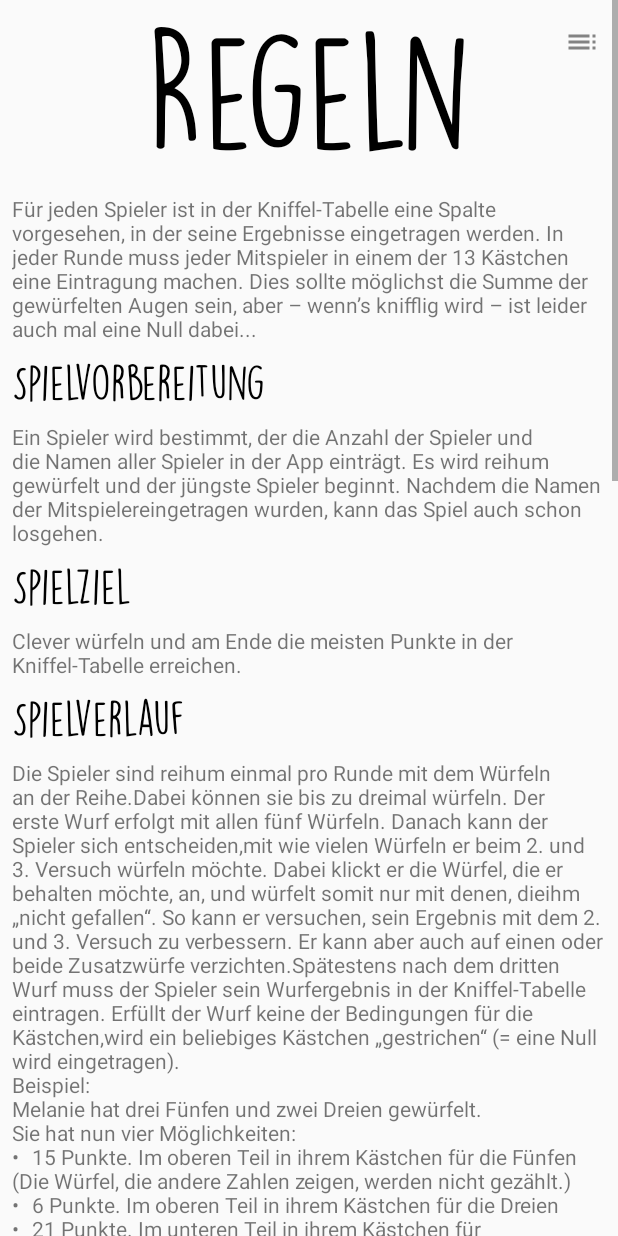
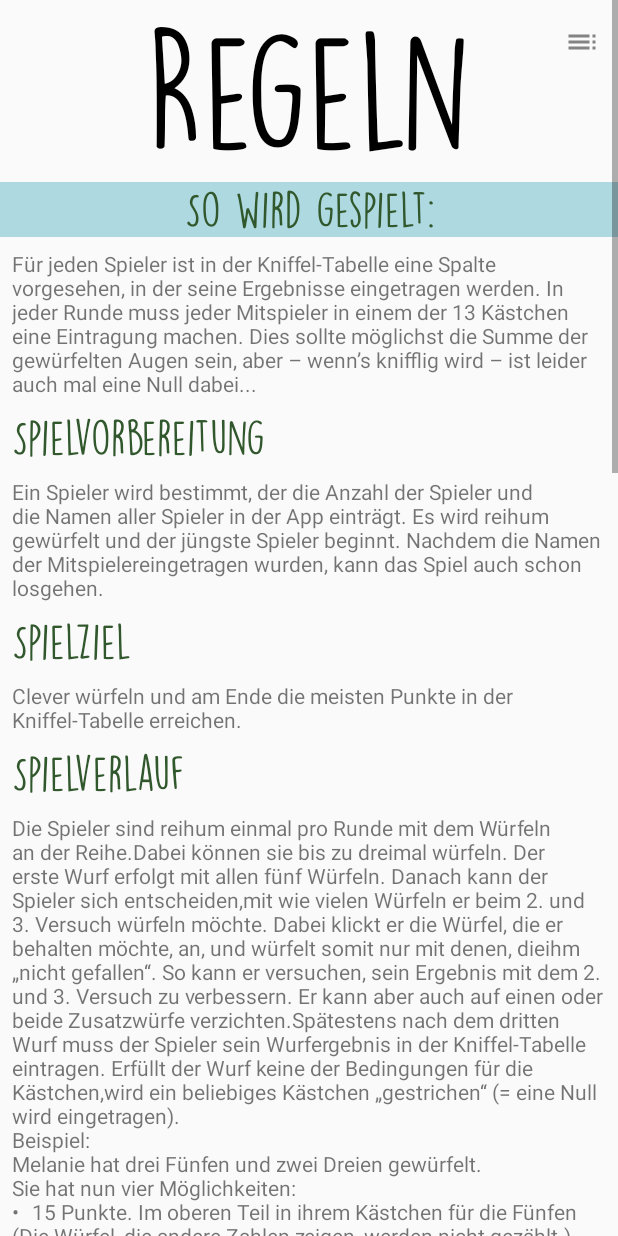
Before and after one commit to UniRegensburg/abschlussprojekte-mobile-apps-fur-android-yahtzee-5, an Android app: the Rules screen opened directly, with no data from a screen before it, on a phone screen of 412 x 824 dp. Run offline under Robolectric (Android 15) with nearby library versions, the phone set to English and light mode, and no system bars.

Commit message:
Layout_Rules_update

```diff
--- a/app/src/main/res/layout/rules.xml
+++ b/app/src/main/res/layout/rules.xml
@@ -35,6 +35,23 @@
                 app:layout_constraintTop_toBottomOf="@+id/burgermenu_icon" />
 
             <TextView
+                android:id="@+id/rules_second_title"
+                android:layout_width="0dp"
+                android:layout_height="wrap_content"
+                android:layout_marginBottom="170dp"
+                android:background="@drawable/custom_button2"
+                android:fontFamily="@font/kniffel_textart"
+                android:text="@string/rules_second_title"
+                android:textAlignment="center"
+                android:textColor="@color/mid_green"
+                android:textSize="30sp"
+                app:layout_constraintEnd_toEndOf="parent"
+                app:layout_constraintStart_toStartOf="parent"
+                app:layout_constraintTop_toBottomOf="@+id/rules_titel"
+                 />
+
+
+            <TextView
                 android:id="@+id/introduction_text"
                 android:layout_width="match_parent"
                 android:layout_height="wrap_content"
@@ -42,7 +59,7 @@
                 android:text="@string/introduction_text"
                 app:layout_constraintEnd_toEndOf="parent"
                 app:layout_constraintStart_toStartOf="parent"
-                app:layout_constraintTop_toBottomOf="@id/rules_titel" />
+                app:layout_constraintTop_toBottomOf="@id/rules_second_title" />
 
             <TextView
                 android:id="@+id/getting_ready_to_play_title"
@@ -51,7 +68,7 @@
                 android:layout_margin="8dp"
                 android:fontFamily="@font/kniffel_textart"
                 android:text="@string/getting_ready_to_play_title"
-                android:textColor="@android:color/black"
+                android:textColor="@color/mid_green"
                 android:textSize="30sp"
                 app:layout_constraintEnd_toEndOf="parent"
                 app:layout_constraintStart_toStartOf="parent"
@@ -74,7 +91,7 @@
                 android:layout_margin="8dp"
                 android:fontFamily="@font/kniffel_textart"
                 android:text="@string/goal_of_the_game_title"
-                android:textColor="@android:color/black"
+                android:textColor="@color/mid_green"
                 android:textSize="30sp"
                 app:layout_constraintEnd_toEndOf="parent"
                 app:layout_constraintStart_toStartOf="parent"
@@ -97,7 +114,7 @@
                 android:layout_margin="8dp"
                 android:fontFamily="@font/kniffel_textart"
                 android:text="@string/how_to_proceed_titel"
-                android:textColor="@android:color/black"
+                android:textColor="@color/mid_green"
                 android:textSize="30sp"
                 app:layout_constraintEnd_toEndOf="parent"
                 app:layout_constraintStart_toStartOf="parent"
@@ -120,7 +137,7 @@
                 android:layout_margin="8dp"
                 android:fontFamily="@font/kniffel_textart"
                 android:text="@string/roll_the_dice_titel"
-                android:textColor="@android:color/black"
+                android:textColor="@color/mid_green"
                 android:textSize="30sp"
                 app:layout_constraintEnd_toEndOf="parent"
                 app:layout_constraintStart_toStartOf="parent"
@@ -143,7 +160,7 @@
                 android:layout_margin="8dp"
                 android:fontFamily="@font/kniffel_textart"
                 android:text="@string/points_title"
-                android:textColor="@android:color/black"
+                android:textColor="@color/mid_green"
                 android:textSize="30sp"
                 app:layout_constraintEnd_toEndOf="parent"
                 app:layout_constraintStart_toStartOf="parent"
@@ -179,7 +196,7 @@
                 android:layout_margin="8dp"
                 android:fontFamily="@font/kniffel_textart"
                 android:text="@string/bonus_titel"
-                android:textColor="@android:color/black"
+                android:textColor="@color/black"
                 android:textSize="20sp"
                 app:layout_constraintEnd_toEndOf="parent"
                 app:layout_constraintStart_toStartOf="parent"
@@ -202,7 +219,7 @@
                 android:layout_margin="8dp"
                 android:fontFamily="@font/kniffel_textart"
                 android:text="@string/points_in_lower_part_title"
-                android:textColor="@android:color/black"
+                android:textColor="@color/black"
                 android:textSize="20sp"
                 app:layout_constraintEnd_toEndOf="parent"
                 app:layout_constraintStart_toStartOf="parent"
@@ -225,7 +242,7 @@
                 android:layout_margin="8dp"
                 android:fontFamily="@font/kniffel_textart"
                 android:text="@string/end_of_the_game_title"
-                android:textColor="@android:color/black"
+                android:textColor="@color/mid_green"
                 android:textSize="30sp"
                 app:layout_constraintEnd_toEndOf="parent"
                 app:layout_constraintStart_toStartOf="parent"
@@ -248,7 +265,7 @@
                 android:layout_margin="8dp"
                 android:fontFamily="@font/kniffel_textart"
                 android:text="@string/scource_title"
-                android:textColor="@android:color/black"
+                android:textColor="@color/mid_green"
                 android:textSize="30sp"
                 app:layout_constraintEnd_toEndOf="parent"
                 app:layout_constraintStart_toStartOf="parent"
--- a/app/src/main/res/values/strings.xml
+++ b/app/src/main/res/values/strings.xml
@@ -110,6 +110,10 @@
     <string name="error_message_no_value_inserted">Du musst ein Feld anklicken</string>
     <string name="error_message_clicked_on_false_player">Du ein Feld in DEINER Spalte anklicken</string>
     <string name="error_message_clicked_on_value_that_has_been_entered">Du musst auf ein leeres Feld klicken</string>
+
     <string name="error_message_not_rolled_the_dices">Du musst zuerst würfeln</string>
 
+    <string name="rules_second_title">So wird gespielt:</string>
+
+
 </resources>
```
